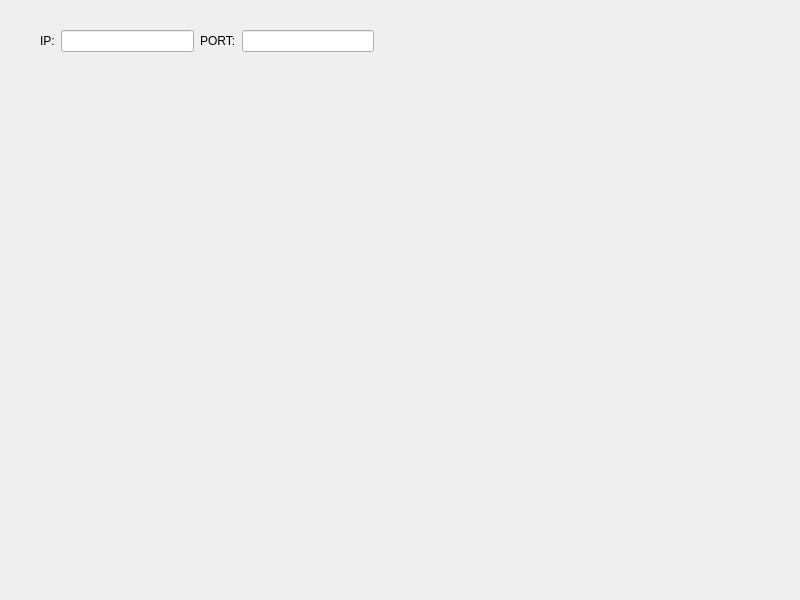
Old version of the form src/mainWin.ui in the repository zhoutk/udpTools.
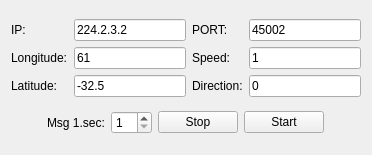
New version of the form.

Patch:
```diff
--- a/src/mainWin.ui
+++ b/src/mainWin.ui
@@ -6,36 +6,19 @@
    <rect>
     <x>0</x>
     <y>0</y>
-    <width>800</width>
-    <height>600</height>
+    <width>372</width>
+    <height>155</height>
    </rect>
   </property>
-  <property name="minimumSize">
-   <size>
-    <width>800</width>
-    <height>600</height>
-   </size>
-  </property>
-  <property name="maximumSize">
-   <size>
-    <width>800</width>
-    <height>600</height>
-   </size>
-  </property>
   <property name="windowTitle">
    <string>UdpToos</string>
   </property>
-  <widget class="QWidget" name="">
-   <property name="geometry">
-    <rect>
-     <x>40</x>
-     <y>30</y>
-     <width>334</width>
-     <height>22</height>
-    </rect>
-   </property>
+  <layout class="QVBoxLayout" name="verticalLayout_5">
+   <item>
    <layout class="QHBoxLayout" name="horizontalLayout">
     <item>
+      <layout class="QVBoxLayout" name="verticalLayout">
+       <item>
      <widget class="QLabel" name="label">
       <property name="text">
        <string>IP:</string>
@@ -43,8 +26,48 @@
      </widget>
     </item>
     <item>
-     <widget class="QLineEdit" name="lineEdit"/>
-    </item>
+        <widget class="QLabel" name="label_3">
+         <property name="text">
+          <string>Longitude:</string>
+         </property>
+        </widget>
+       </item>
+       <item>
+        <widget class="QLabel" name="label_4">
+         <property name="text">
+          <string>Latitude:</string>
+         </property>
+        </widget>
+       </item>
+      </layout>
+     </item>
+     <item>
+      <layout class="QVBoxLayout" name="verticalLayout_2">
+       <item>
+        <widget class="QLineEdit" name="ipAddress">
+         <property name="text">
+          <string>224.2.3.2</string>
+         </property>
+        </widget>
+       </item>
+       <item>
+        <widget class="QLineEdit" name="Lon">
+         <property name="text">
+          <string>61</string>
+         </property>
+        </widget>
+       </item>
+       <item>
+        <widget class="QLineEdit" name="lat">
+         <property name="text">
+          <string>-32.5</string>
+         </property>
+        </widget>
+       </item>
+      </layout>
+     </item>
+     <item>
+      <layout class="QVBoxLayout" name="verticalLayout_3">
     <item>
      <widget class="QLabel" name="label_2">
       <property name="text">
@@ -53,15 +76,122 @@
      </widget>
     </item>
     <item>
-     <widget class="QLineEdit" name="lineEdit_2">
+        <widget class="QLabel" name="label_5">
       <property name="text">
-       <string/>
+          <string>Speed:</string>
       </property>
      </widget>
     </item>
-   </layout>
-  </widget>
- </widget>
+       <item>
+        <widget class="QLabel" name="label_6">
+         <property name="text">
+          <string>Direction:</string>
+         </property>
+        </widget>
+       </item>
+      </layout>
+     </item>
+     <item>
+      <layout class="QVBoxLayout" name="verticalLayout_4">
+       <item>
+        <widget class="QLineEdit" name="ipPort">
+         <property name="text">
+          <string>45002</string>
+         </property>
+        </widget>
+       </item>
+       <item>
+        <widget class="QLineEdit" name="speed">
+         <property name="text">
+          <string>1</string>
+         </property>
+        </widget>
+       </item>
+       <item>
+        <widget class="QLineEdit" name="direction">
+         <property name="text">
+          <string>0</string>
+         </property>
+        </widget>
+       </item>
+      </layout>
+     </item>
+    </layout>
+   </item>
+   <item>
+    <layout class="QHBoxLayout" name="horizontalLayout_2">
+     <item>
+      <spacer name="horizontalSpacer">
+       <property name="orientation">
+        <enum>Qt::Horizontal</enum>
+       </property>
+       <property name="sizeHint" stdset="0">
+        <size>
+         <width>40</width>
+         <height>20</height>
+        </size>
+       </property>
+      </spacer>
+     </item>
+     <item>
+      <widget class="QLabel" name="label_7">
+       <property name="text">
+        <string>Msg 1.sec:</string>
+       </property>
+      </widget>
+     </item>
+     <item>
+      <widget class="QSpinBox" name="spinBox">
+       <property name="minimum">
+        <number>1</number>
+       </property>
+       <property name="value">
+        <number>1</number>
+       </property>
+      </widget>
+     </item>
+     <item>
+      <widget class="QPushButton" name="btnStop">
+       <property name="text">
+        <string>Stop</string>
+       </property>
+      </widget>
+     </item>
+     <item>
+      <widget class="QPushButton" name="btnStart">
+       <property name="text">
+        <string>Start</string>
+       </property>
+      </widget>
+     </item>
+     <item>
+      <spacer name="horizontalSpacer_2">
+       <property name="orientation">
+        <enum>Qt::Horizontal</enum>
+       </property>
+       <property name="sizeHint" stdset="0">
+        <size>
+         <width>40</width>
+         <height>20</height>
+        </size>
+       </property>
+      </spacer>
+     </item>
+    </layout>
+   </item>
+  </layout>
+ </widget>
+ <tabstops>
+  <tabstop>ipAddress</tabstop>
+  <tabstop>ipPort</tabstop>
+  <tabstop>Lon</tabstop>
+  <tabstop>lat</tabstop>
+  <tabstop>speed</tabstop>
+  <tabstop>direction</tabstop>
+  <tabstop>spinBox</tabstop>
+  <tabstop>btnStop</tabstop>
+  <tabstop>btnStart</tabstop>
+ </tabstops>
  <resources/>
  <connections/>
 </ui>
```
Lines whose indentation alone changed are shown as unchanged.
